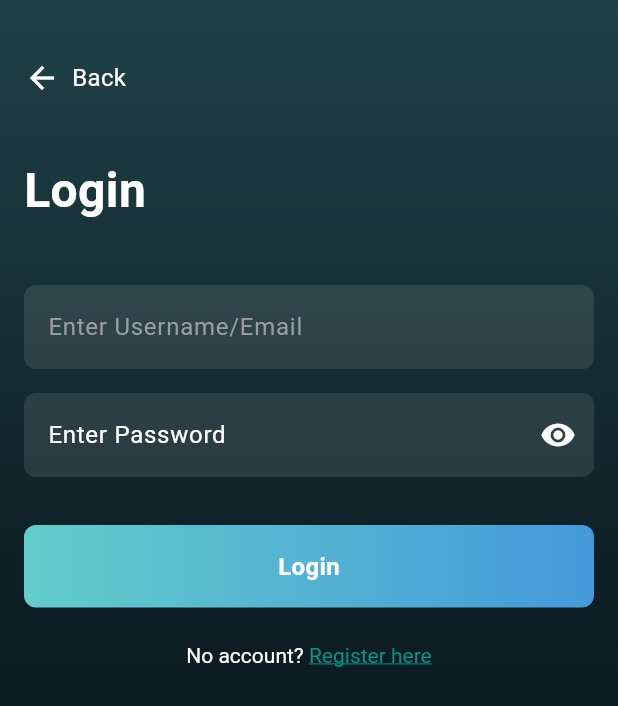
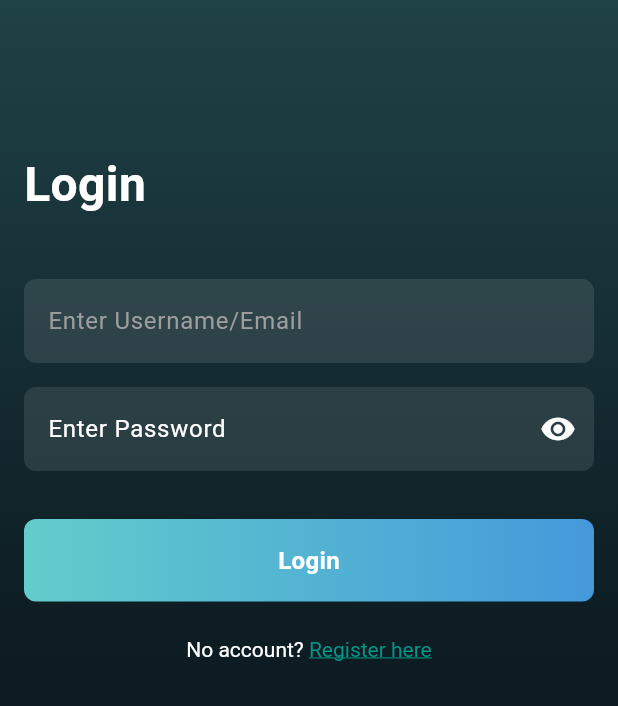
Before and after one commit to AungHeinHtet7/Zodiverse, a Flutter app: the screen it shows after launch, on a phone screen of 412 x 824 dp. Shown: the top 706 px of the screen. Run offline on Flutter 3.47's test engine with Material 3 defaults, Android fonts, the light colour scheme and no system bars; our stand-ins replace get, shared_preferences.

Commit message:
Update login

```diff
--- a/lib/view/login_screen.dart
+++ b/lib/view/login_screen.dart
@@ -25,22 +25,7 @@
           child: Column(
             crossAxisAlignment: CrossAxisAlignment.start,
             children: [
-              SizedBox(height: 40),
-              // AppBar with back button
-              GestureDetector(
-                onTap: () => Get.back(),
-                child: Row(
-                  children: [
-                    Icon(Icons.arrow_back, color: Colors.white),
-                    SizedBox(width: 8),
-                    Text(
-                      'Back',
-                      style: TextStyle(color: Colors.white, fontSize: 16),
-                    ),
-                  ],
-                ),
-              ),
-              SizedBox(height: 40),
+              SizedBox(height: 100),
               // Login Title
               Text(
                 'Login',
```
